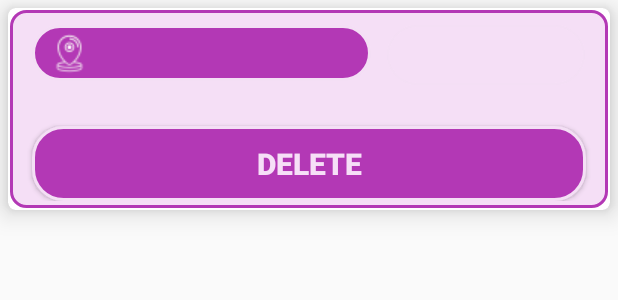
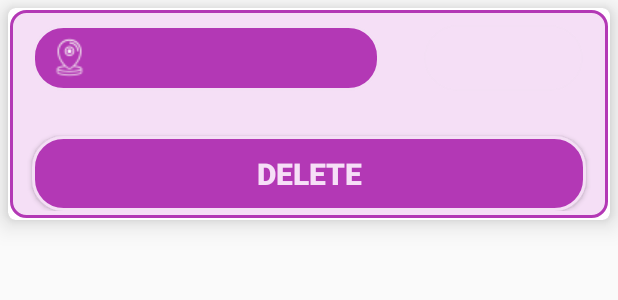
Before and after one commit to mahmoudfouadbadwy/TripGuide, an Android app: the layout history_card.xml on its own in the app's theme, with its tools: preview values and no code run, on a phone screen of 412 x 824 dp. Shown: the top 300 px of the screen. Run offline under Robolectric (Android 15) with nearby library versions, the phone set to English and light mode, and no system bars.

Commit message:
layout edit

```diff
--- a/app/src/main/java/com/iti/intake40/tripguide/alarm/Alarm.java
+++ b/app/src/main/java/com/iti/intake40/tripguide/alarm/Alarm.java
@@ -148,7 +148,6 @@ public class Alarm extends AppCompatActivity {
         NotificationCompat.Builder builder = new NotificationCompat.Builder(this, CHANNEL_ID)
                 .setSmallIcon(R.drawable.clock)
                 .setContentTitle("Trip Guide")
-                .setVibrate(new long[]{10000, 10000})
                 .setContentText(" Return to "+AlarmIntent.getExtras().getString("tripName")+" Again :) ")
                 .setPriority(NotificationCompat.PRIORITY_DEFAULT)
                 // Set the intent that will fire when the user taps the notification
@@ -188,7 +187,6 @@ public class Alarm extends AppCompatActivity {
                 .setContentIntent(pendingIntent)
                 .setAutoCancel(true)
                 .setChannelId(CHANNEL_ID)
-                .setVibrate(new long[]{1000, 1000})
                 .setSmallIcon(R.drawable.clock)
                 .setOngoing(true).build();
         notificationManager = (NotificationManager) getSystemService(Context.NOTIFICATION_SERVICE);
--- a/app/src/main/res/layout/add_notes_dialog.xml
+++ b/app/src/main/res/layout/add_notes_dialog.xml
@@ -30,9 +30,10 @@
         android:layout_margin="10dp"
         android:autofillHints="@string/AddNote"
         android:ems="10"
+        android:gravity="center"
         android:hint="@string/notecontent_hint"
         android:inputType="textPersonName"
-        android:padding="2dp"
+        android:padding="5dp"
         app:layout_constraintEnd_toEndOf="parent"
         app:layout_constraintStart_toStartOf="parent"
         app:layout_constraintTop_toBottomOf="@+id/trip_name_addnotes" />
--- a/app/src/main/res/layout/history_card.xml
+++ b/app/src/main/res/layout/history_card.xml
@@ -18,8 +18,8 @@
 
         <TextView
             android:id="@+id/trip_title"
-            android:layout_width="226dp"
-            android:layout_height="37dp"
+            android:layout_width="232dp"
+            android:layout_height="44dp"
             android:layout_marginStart="10dp"
             android:layout_marginLeft="10dp"
             android:layout_marginTop="5dp"
@@ -33,8 +33,9 @@
 
         <TextView
             android:id="@+id/trip_status"
-            android:layout_width="132dp"
-            android:layout_height="40dp"
+            android:layout_width="106dp"
+            android:layout_height="44dp"
+            android:layout_marginLeft="2dp"
             android:layout_marginTop="5dp"
             android:layout_marginEnd="10dp"
             android:layout_marginRight="10dp"
```
Also changed, not shown: app/src/main/res/layout-land/activity_add_trip.xml (+8 -7 lines), app/src/main/res/layout/activity_add_trip.xml (+8 -7 lines).
